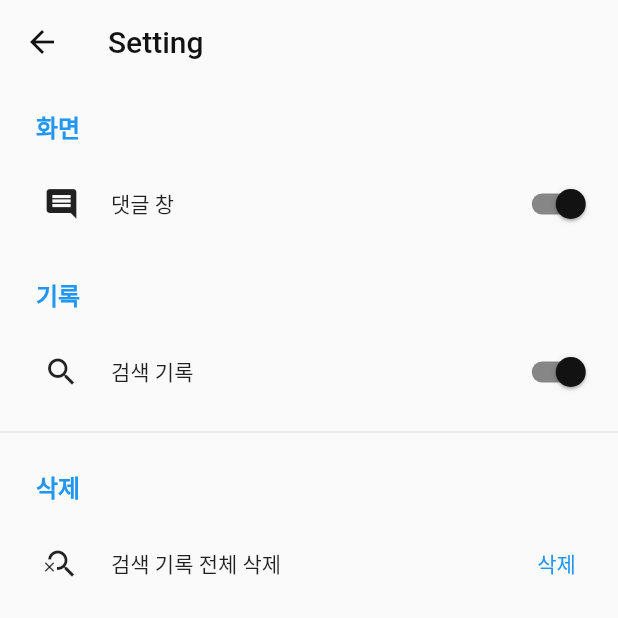
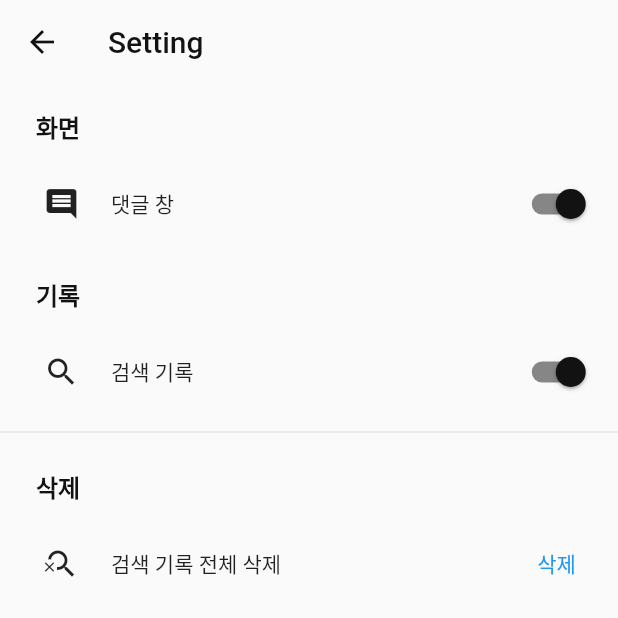
Before and after one commit to negu63/no-recommendation, a Flutter app: the SettingPage screen opened by its route, on a phone screen of 412 x 824 dp, the top half of it. Run offline on Flutter 3.47's test engine with Material 2 defaults, Android fonts, the phone set to English and light mode, and no system bars; our stand-ins replace get, hive, hive_flutter; missing offline and left inert: flutter_inappwebview; accounts and stored records are empty.

Commit message:
chore: 설정 페이지 타이틀 색상 변경

```diff
--- a/lib/modules/setting/local_widgets/setting_subtitle.dart
+++ b/lib/modules/setting/local_widgets/setting_subtitle.dart
@@ -1,4 +1,5 @@
 import 'package:flutter/material.dart';
+import 'package:norecommendation/core/theme/color_theme.dart';
 
 class SettingSubtitle extends StatelessWidget {
   const SettingSubtitle({Key? key, required this.title}) : super(key: key);
@@ -13,7 +14,7 @@ class SettingSubtitle extends StatelessWidget {
         title,
         style: Theme.of(context).textTheme.subtitle1!.copyWith(
               fontWeight: FontWeight.bold,
-              color: Theme.of(context).primaryColor,
+              color: darkGrey18,
             ),
       ),
     );
```
